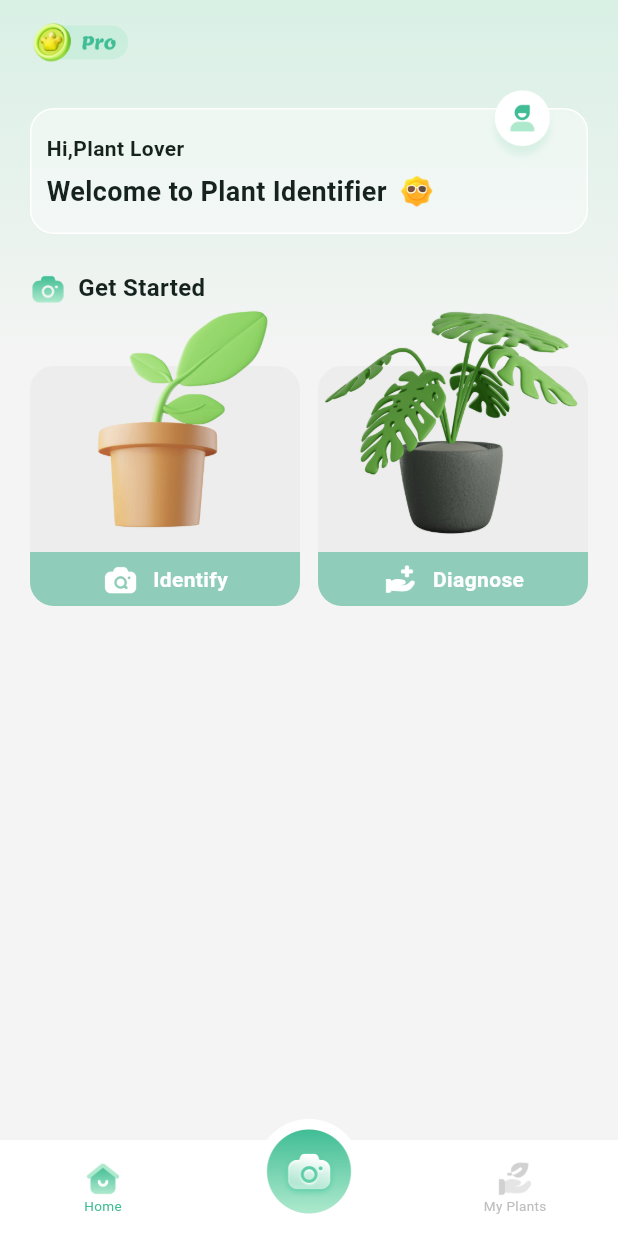
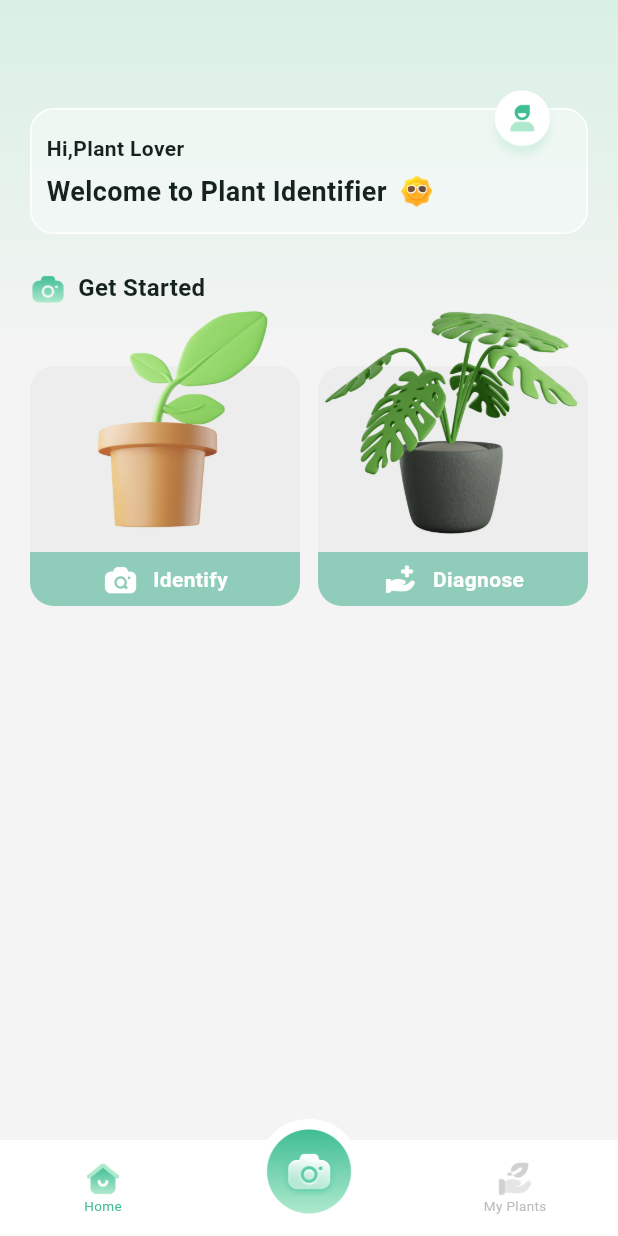
Before and after one commit to Gio7/SYKJ_plant, a Flutter app: the screen it shows after launch, on a phone screen of 412 x 824 dp. Run offline on Flutter 3.47's test engine with Material 3 defaults, Android fonts, the phone set to English and light mode, and no system bars; our stand-ins replace cached_network_image, camera, connectivity_plus, dio, dotted_decoration, easy_refresh and 12 more; missing offline and left inert: advertising_id, amazon_cognito_identity_dart_2, app_settings, crop_your_image, dart_des, encrypt; accounts and stored records are empty; network calls fail.

Commit message:
android 提交审核差异代码

```diff
--- a/lib/components/user_nav_bar.dart
+++ b/lib/components/user_nav_bar.dart
@@ -2,11 +2,7 @@ import 'package:flutter/cupertino.dart';
 import 'package:flutter/material.dart';
 import 'package:flutter/widgets.dart';
 import 'package:get/get.dart';
-import 'package:plant/common/firebase_util.dart';
-import 'package:plant/controllers/user_controller.dart';
-import 'package:plant/pages/login/login_page.dart';
 import 'package:plant/pages/set_page.dart';
-import 'package:plant/pages/shop/shop_view.dart';
 
 class UserNavBar extends StatelessWidget {
   const UserNavBar({super.key, this.needUser = false});
@@ -14,31 +10,12 @@ class UserNavBar extends StatelessWidget {
 
   @override
   Widget build(BuildContext context) {
-    return Obx(
-      () => Container(
+    return Container(
       height: 56,
       padding: const EdgeInsets.symmetric(horizontal: 20),
       child: Row(
         crossAxisAlignment: CrossAxisAlignment.center,
         children: [
-            if (!(Get.find<UserController>().userInfo.value.isRealVip))
-              GestureDetector(
-                onTap: () {
-                  if (Get.find<UserController>().isLogin.value) {
-                    FireBaseUtil.subscribePageEvent(Get.currentRoute);
-                    Get.to(() => ShopPage());
-                  } else {
-                    FireBaseUtil.loginPageEvent(Get.currentRoute);
-                    Get.to(() => const LoginPage(), fullscreenDialog: true, routeName: 'login_page');
-                  }
-                },
-                child: Image.asset(
-                  'images/icon/pro.png',
-                  height: 30,
-                ),
-              )
-            else
-              const SizedBox(),
           const Spacer(),
           if (needUser)
             GestureDetector(
@@ -52,7 +29,6 @@ class UserNavBar extends StatelessWidget {
             ),
         ],
       ),
-      ),
     );
   }
 }
--- a/pubspec.yaml
+++ b/pubspec.yaml
@@ -16,7 +16,7 @@ publish_to: 'none' # Remove this line if you wish to publish to pub.dev
 # https://developer.apple.com/library/archive/documentation/General/Reference/InfoPlistKeyReference/Articles/CoreFoundationKeys.html
 # In Windows, build-name is used as the major, minor, and patch parts
 # of the product and file versions while build-number is used as the build suffix.
-version: 1.0.2+12
+version: 1.0.0+1
 
 environment:
   sdk: '>=3.4.0 <4.0.0'
```
Also changed, not shown: lib/pages/scan_page.dart (+0 -13 lines), lib/pages/set_page.dart (+7 -21 lines). Lines whose indentation alone changed are shown as unchanged.
